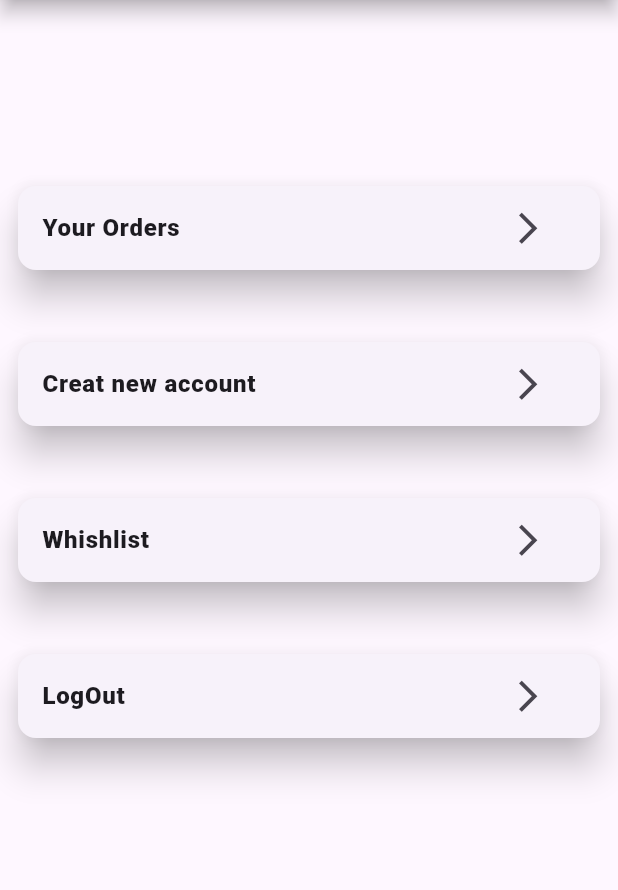
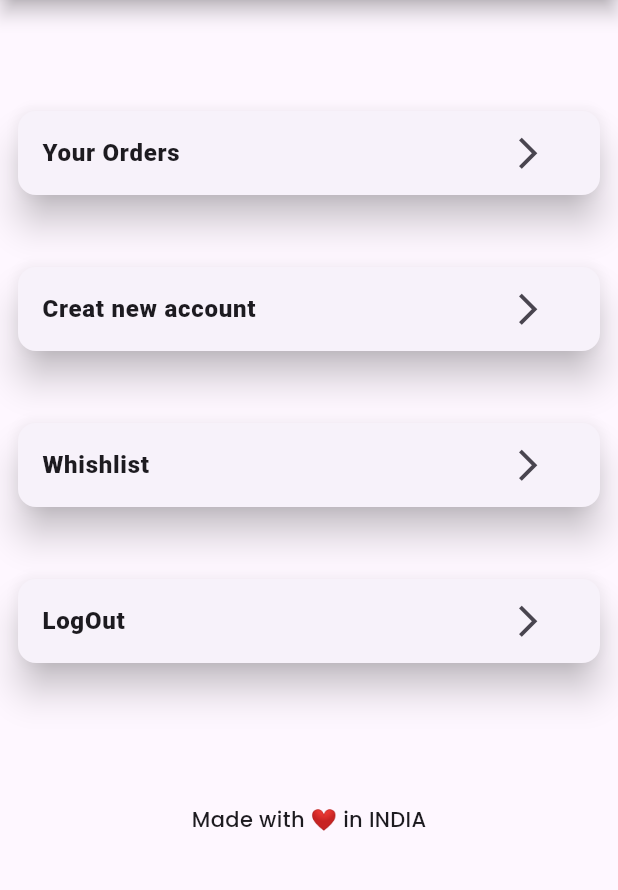
Before and after one commit to AbhishekValiyapurakkal/silkspaceclientApp, a Flutter app: the Youpage screen opened directly, on a phone screen of 412 x 824 dp, the part 84-974 px from its top. Run offline on Flutter 3.47's test engine with Material 3 defaults, Android fonts, the light colour scheme and no system bars; our stand-ins replace cached_network_image, carousel_slider, cloud_firestore, firebase_auth, firebase_core, flutter_snake_navigationbar and 4 more; missing offline and left inert: razorpay_flutter; accounts and stored records are empty.

Commit message:
ui fix profile page,cart pagew

```diff
--- a/lib/presentation/cart/cartpage.dart
+++ b/lib/presentation/cart/cartpage.dart
@@ -88,7 +88,7 @@ class _CartpageState extends State<Cartpage> {
     return RefreshIndicator(
       onRefresh: fetchAddress,
       child: Container(
-        color: Colors.grey,
+        color: Colors.blue,
         child: SafeArea(
           child: Scaffold(
             appBar: AppBar(
@@ -164,7 +164,8 @@ class _CartpageState extends State<Cartpage> {
                             }
                             return ListTile(
                               leading: Image(
-                                image: CachedNetworkImageProvider(snap['image']),
+                                image:
+                                    CachedNetworkImageProvider(snap['image']),
                                 fit: BoxFit.fill,
                               ),
                               title: Text(snap['name']),
--- a/lib/presentation/profile/Youpage.dart
+++ b/lib/presentation/profile/Youpage.dart
@@ -45,13 +45,16 @@ class Youpage extends StatelessWidget {
                 ],
               ),
             ),
-            body: ListView.builder(
-              padding: const EdgeInsets.only(top: 100),
+            body: Column(
+              children: [
+                ListView.builder(
+                  shrinkWrap: true,
+                  padding: const EdgeInsets.only(top: 50),
                   itemCount: profile.length,
                   itemBuilder: (context, index) {
                     return Padding(
-                  padding:
-                      const EdgeInsets.symmetric(horizontal: 8, vertical: 20),
+                      padding: const EdgeInsets.symmetric(
+                          horizontal: 8, vertical: 20),
                       child: Card(
                         elevation: 10,
                         child: ListTile(
@@ -60,13 +63,15 @@ class Youpage extends StatelessWidget {
                               showDialog(
                                 context: context,
                                 builder: (context) => AlertDialog(
-                              content: const Text("Do you want to logout ?"),
+                                  content:
+                                      const Text("Do you want to logout ?"),
                                   actions: [
                                     TextButton(
                                         onPressed: () async {
                                           await FirebaseAuth.instance.signOut();
                                           SharedPreferences preferences =
-                                          await SharedPreferences.getInstance();
+                                              await SharedPreferences
+                                                  .getInstance();
                                           preferences.setBool('login', false);
                                           Navigator.push(
                                               context,
@@ -88,7 +93,8 @@ class Youpage extends StatelessWidget {
                               Navigator.push(
                                   context,
                                   MaterialPageRoute(
-                                builder: (context) => profile[index]["page"],
+                                    builder: (context) =>
+                                        profile[index]["page"],
                                   ));
                             }
                           },
@@ -102,7 +108,8 @@ class Youpage extends StatelessWidget {
                                 Navigator.push(
                                     context,
                                     MaterialPageRoute(
-                                  builder: (context) => profile[index]["page"],
+                                      builder: (context) =>
+                                          profile[index]["page"],
                                     ));
                               },
                               icon: const Icon(
@@ -114,6 +121,15 @@ class Youpage extends StatelessWidget {
                       ),
                     );
                   },
+                ),
+                const SizedBox(
+                  height: 70,
+                ),
+                Text(
+                  "Made with ❤️ in INDIA",
+                  style: GoogleFonts.poppins(fontWeight: FontWeight.w500),
+                )
+              ],
             )),
       ),
     );
```
Lines whose indentation alone changed are shown as unchanged.
